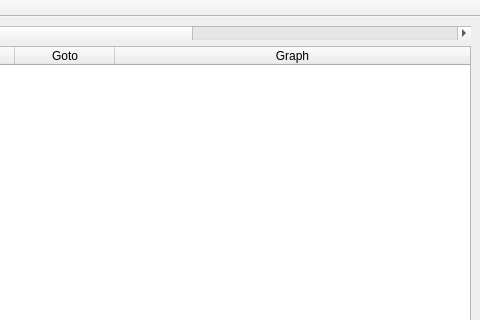
Before: the Qt Designer form trade_monitor/trade_monitor/ttm/ttm_details.ui in takkin-takilog/namake-trader, drawn with Qt 5; both pictures show x 257 to 737 and y 0 to 320 of the 737 by 748 pixel window.
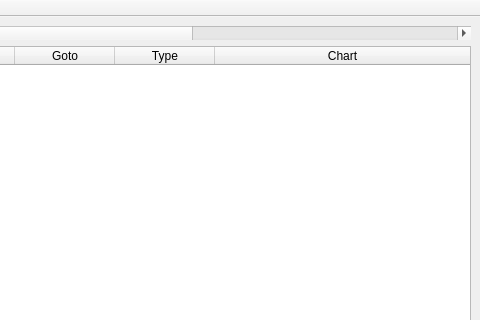
After: the same form once the commit is applied.

```diff
--- a/trade_monitor/trade_monitor/ttm/ttm_details.ui
+++ b/trade_monitor/trade_monitor/ttm/ttm_details.ui
@@ -286,7 +286,7 @@
          <number>0</number>
         </property>
         <property name="columnCount">
-         <number>3</number>
+         <number>4</number>
         </property>
         <attribute name="horizontalHeaderVisible">
          <bool>true</bool>
@@ -309,7 +309,12 @@
         </column>
         <column>
          <property name="text">
-          <string>Graph</string>
+          <string>Type</string>
+         </property>
+        </column>
+        <column>
+         <property name="text">
+          <string>Chart</string>
          </property>
         </column>
        </widget>
```
